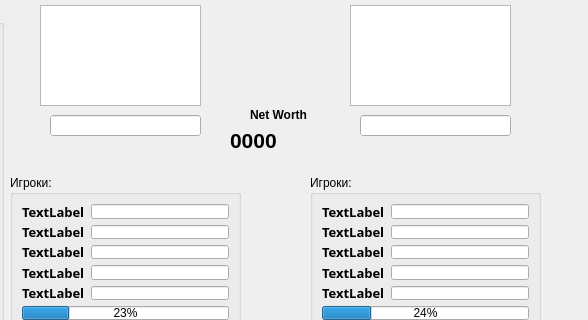
Old version of the form forms/main(test).ui in the repository QuandisS/DotaSim; both pictures show x 280 to 868 and y 114 to 434 of the 868 by 675 pixel window.
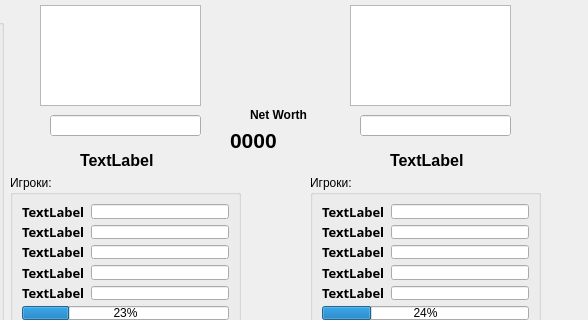
New version of the form.

Commit message: kills update + little balance changes

The edit to the form file:
```diff
--- a/forms/main(test).ui
+++ b/forms/main(test).ui
@@ -658,6 +658,46 @@
      <string>team2_hp</string>
     </property>
    </widget>
+   <widget class="QLabel" name="t1_kills">
+    <property name="geometry">
+     <rect>
+      <x>360</x>
+      <y>240</y>
+      <width>81</width>
+      <height>31</height>
+     </rect>
+    </property>
+    <property name="font">
+     <font>
+      <pointsize>12</pointsize>
+      <weight>75</weight>
+      <bold>true</bold>
+     </font>
+    </property>
+    <property name="text">
+     <string>TextLabel</string>
+    </property>
+   </widget>
+   <widget class="QLabel" name="t2_kills">
+    <property name="geometry">
+     <rect>
+      <x>670</x>
+      <y>240</y>
+      <width>81</width>
+      <height>31</height>
+     </rect>
+    </property>
+    <property name="font">
+     <font>
+      <pointsize>12</pointsize>
+      <weight>75</weight>
+      <bold>true</bold>
+     </font>
+    </property>
+    <property name="text">
+     <string>TextLabel</string>
+    </property>
+   </widget>
   </widget>
   <widget class="QMenuBar" name="menubar">
    <property name="geometry">
```
The commit also changes 2 other files.
